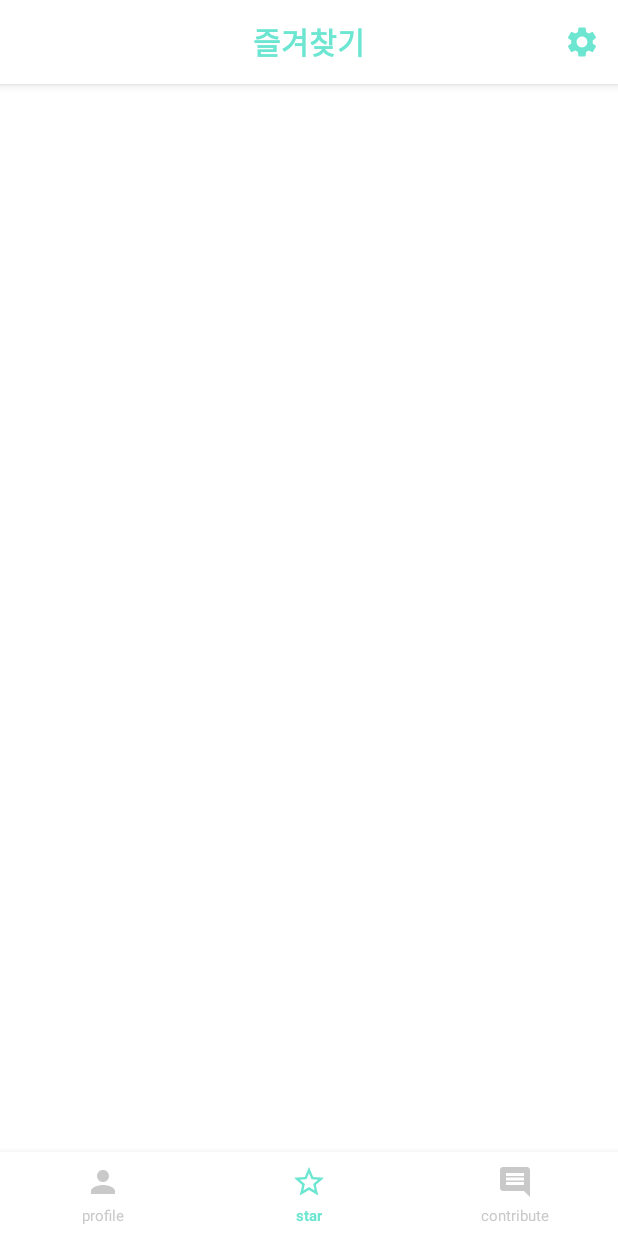
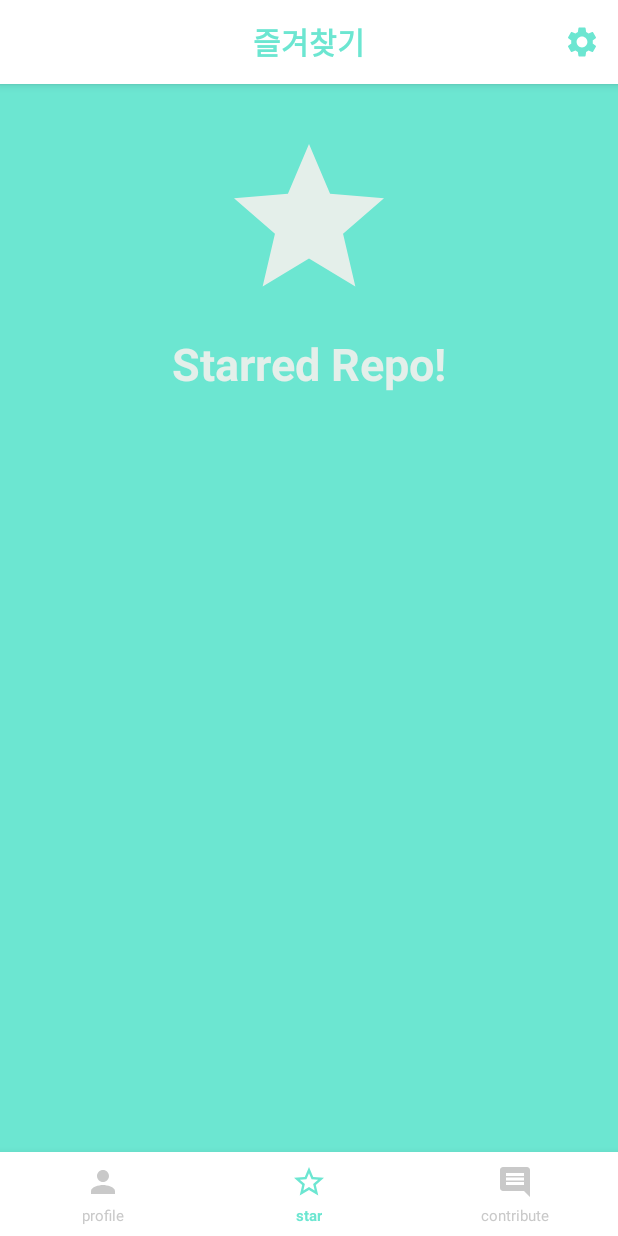
Before and after one commit to 8-seconds/mdb1217_BESOPTAssignment, an Android app: the MainActivity screen opened directly, with no data from a screen before it, item 2 of the bottom bar chosen, on a phone screen of 412 x 824 dp. Run offline under Robolectric (Android 15) with nearby library versions, the phone set to English and light mode, and no system bars; our stand-ins replace Dagger/Hilt's generated code, data binding; libraries missing offline, so code that uses them is left out: widget.com.expandablelayout; 11 statements that could not run were skipped.

Commit message:
[MOD] #14 - modify star xml and etc

```diff
--- /dev/null
+++ b/AndroidAssignment/app/src/main/res/drawable/ic_star_fill_48.xml
@@ -0,0 +1,5 @@
+<vector android:height="48dp" android:tint="@color/ocean_green"
+    android:viewportHeight="24" android:viewportWidth="24"
+    android:width="48dp" xmlns:android="http://schemas.android.com/apk/res/android">
+    <path android:fillColor="@android:color/white" android:pathData="M12,17.27L18.18,21l-1.64,-7.03L22,9.24l-7.19,-0.61L12,2 9.19,8.63 2,9.24l5.46,4.73L5.82,21z"/>
+</vector>
--- /dev/null
+++ b/AndroidAssignment/app/src/main/res/drawable/ic_star_fill_white.xml
@@ -0,0 +1,5 @@
+<vector android:height="120dp" android:tint="@color/main_white"
+    android:viewportHeight="24" android:viewportWidth="24"
+    android:width="120dp" xmlns:android="http://schemas.android.com/apk/res/android">
+    <path android:fillColor="@android:color/white" android:pathData="M12,17.27L18.18,21l-1.64,-7.03L22,9.24l-7.19,-0.61L12,2 9.19,8.63 2,9.24l5.46,4.73L5.82,21z"/>
+</vector>
--- a/AndroidAssignment/app/src/main/res/layout/fragment_star.xml
+++ b/AndroidAssignment/app/src/main/res/layout/fragment_star.xml
@@ -10,5 +10,46 @@
     <androidx.constraintlayout.widget.ConstraintLayout
         android:layout_width="match_parent"
         android:layout_height="match_parent"
-        tools:context=".ui.view.MainActivity"/>
+        android:background="@color/marin"
+        tools:context=".ui.view.MainActivity">
+
+        <ImageView
+            android:id="@+id/iv_star"
+            android:layout_width="wrap_content"
+            android:layout_height="wrap_content"
+            android:layout_marginTop="30dp"
+            app:layout_constraintEnd_toEndOf="parent"
+            app:layout_constraintStart_toStartOf="parent"
+            app:layout_constraintTop_toTopOf="parent"
+            app:srcCompat="@drawable/ic_star_fill_white" />
+
+        <TextView
+            android:id="@+id/tv_title"
+            android:layout_width="wrap_content"
+            android:layout_height="wrap_content"
+            android:layout_marginStart="12dp"
+            android:layout_marginTop="16dp"
+            android:layout_marginEnd="12dp"
+            android:text="@string/starred_repo"
+            android:textColor="@color/main_white"
+            android:textSize="30sp"
+            android:textStyle="bold"
+            app:layout_constraintEnd_toEndOf="@+id/iv_star"
+            app:layout_constraintStart_toStartOf="@+id/iv_star"
+            app:layout_constraintTop_toBottomOf="@+id/iv_star" />
+
+        <androidx.viewpager2.widget.ViewPager2
+            android:id="@+id/vp_star"
+            android:clipToPadding="false"
+            android:clipChildren="false"
+            android:layout_width="match_parent"
+            android:layout_height="0dp"
+            android:layout_marginTop="16dp"
+            android:layout_marginBottom="16dp"
+            app:layout_constraintBottom_toBottomOf="parent"
+            app:layout_constraintEnd_toEndOf="parent"
+            app:layout_constraintStart_toStartOf="parent"
+            app:layout_constraintTop_toBottomOf="@+id/tv_title" />
+
+    </androidx.constraintlayout.widget.ConstraintLayout>
 </layout>
--- a/AndroidAssignment/app/src/main/res/values/strings.xml
+++ b/AndroidAssignment/app/src/main/res/values/strings.xml
@@ -58,6 +58,7 @@
 
     <!--Star-->
     <string name="favorites">즐겨찾기</string>
+    <string name="starred_repo">Starred Repo!</string>
 
     <!--Contribute-->
     <string name="grass">잔디밭</string>
```
Also changed, not shown: AndroidAssignment/app/src/main/res/layout/item_detailed_profile_linear.xml (deleted, +0 -66 lines), AndroidAssignment/app/src/main/res/layout/item_starred_card.xml (added, +111 -0 lines).
